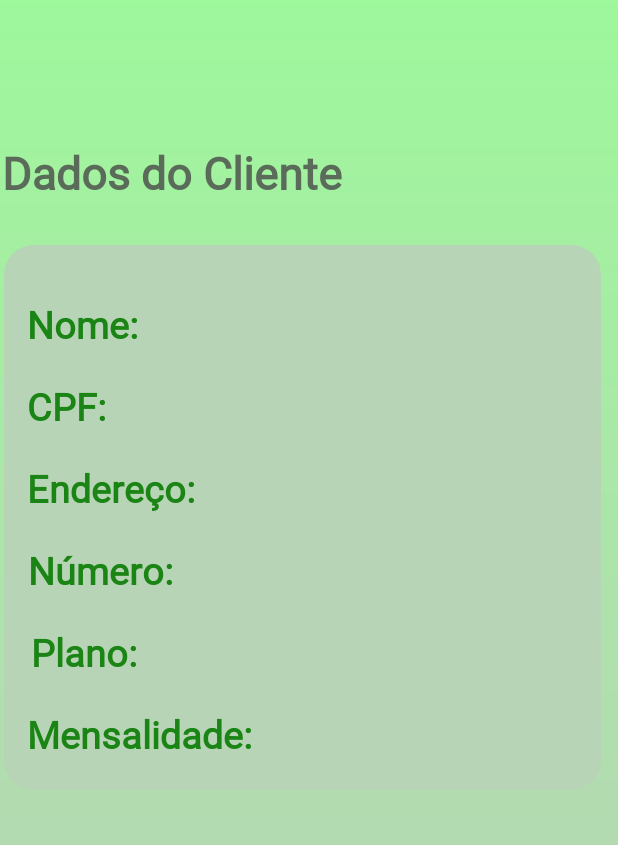
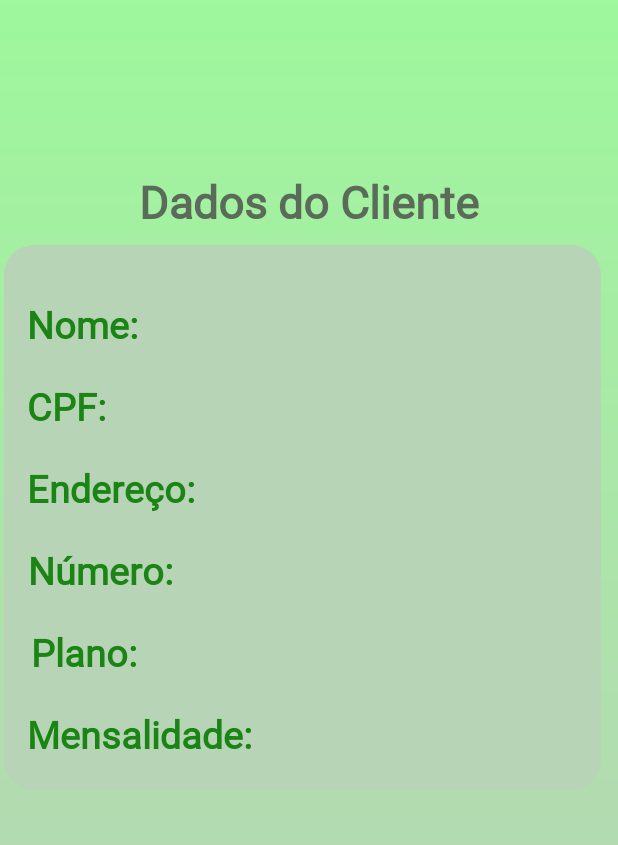
Before and after one commit to camila-frimmel/Proj._Integrador, an Android app: the DadosCliente screen opened directly, with no data from a screen before it, on a phone screen of 412 x 824 dp, the part 212-1057 px from its top. Run offline under Robolectric (Android 15) with nearby library versions, the phone set to English and light mode, and no system bars; our stand-ins replace Firebase (no records; nobody signed in at launch, a user with empty details on screens opened directly).

Commit message:
Update no DadosCliente

```diff
--- a/app/src/main/java/com/internet/frimmel/DadosCliente.java
+++ b/app/src/main/java/com/internet/frimmel/DadosCliente.java
@@ -17,7 +17,9 @@ public class DadosCliente extends AppCompatActivity {
     private TextView textNome;
     private TextView textCPF;
     private TextView textEndereço;
+    private TextView textNumero;
     private TextView textPlano;
+    private TextView textMensal;
 
     public DadosCliente(String nome, String cpf, String email, String telefone, String cep, String endereco, String senha, String plano) {
     }
@@ -33,6 +35,9 @@ public class DadosCliente extends AppCompatActivity {
         textCPF = findViewById(R.id.textCPF);
         textEndereço = findViewById(R.id.textEndereço);
         textPlano = findViewById(R.id.textPlano);
+        textNumero = findViewById(R.id.textNumero);
+        textMensal = findViewById(R.id.textMensal);
+
 
         // Obtém o email do cliente autenticado a partir do Firebase Authentication
         FirebaseAuth mAuth = FirebaseAuth.getInstance();
@@ -63,8 +68,13 @@ public class DadosCliente extends AppCompatActivity {
                                             textCPF.setText(cpf);
                                             String endereco = documentSnapshot.getString("Endereço");
                                             textEndereço.setText(endereco);
+                                            String numero = documentSnapshot.getString("Numero");
+                                            textNumero.setText(numero);
                                             String plano = documentSnapshot.getString("Plano");
                                             textPlano.setText(plano);
+                                            String mensal = documentSnapshot.getString("Mensalidade");
+                                            textMensal.setText(mensal);
+
 
                                         } else {
                                             Toast.makeText(this, "ERRO!", Toast.LENGTH_SHORT).show();
--- a/app/src/main/res/layout/activity_dadoscliente.xml
+++ b/app/src/main/res/layout/activity_dadoscliente.xml
@@ -57,15 +57,22 @@
                 android:id="@+id/textNovaSenha"
                 android:layout_width="wrap_content"
                 android:layout_height="wrap_content"
+                android:layout_marginStart="95dp"
+                android:layout_marginTop="18dp"
+                android:layout_marginEnd="96dp"
+                android:layout_marginBottom="8dp"
                 android:fontFamily="@font/itim"
                 android:text="Dados do Cliente"
                 android:textColor="#5A6B59"
                 android:textSize="30sp"
                 android:textStyle="bold"
-                tools:layout_editor_absoluteX="95dp"
-                tools:layout_editor_absoluteY="16dp" />
+                app:layout_constraintBottom_toTopOf="@+id/constraintLayout11"
+                app:layout_constraintEnd_toEndOf="parent"
+                app:layout_constraintStart_toStartOf="parent"
+                app:layout_constraintTop_toTopOf="parent" />
 
             <androidx.constraintlayout.widget.ConstraintLayout
+                android:id="@+id/constraintLayout11"
                 android:layout_width="398dp"
                 android:layout_height="363dp"
                 android:layout_marginStart="1dp"
```
